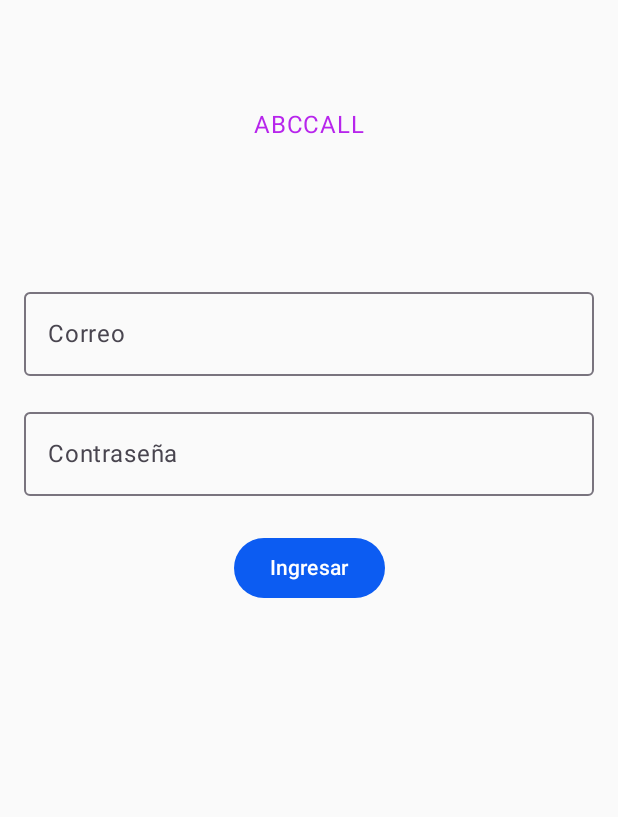
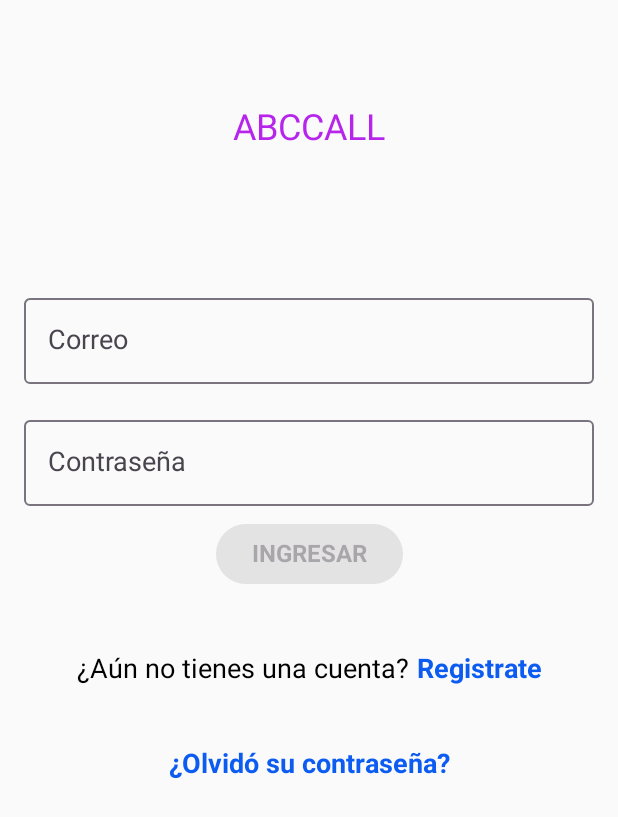
Before and after one commit to MISW-Basinglo/abcall-mobile, an Android app built with Jetpack Compose: the screen it shows after launch (MainActivity), on a phone screen of 412 x 824 dp. Shown: the top 817 px of the screen. Run offline under Robolectric (Android 15) with nearby library versions, the phone set to English and light mode, and no system bars.

Commit message:
feat(Login): implement screen"

```diff
--- a/app/src/main/java/co/uniandes/abccall/ui/screens/auth/LoginScreen.kt
+++ b/app/src/main/java/co/uniandes/abccall/ui/screens/auth/LoginScreen.kt
@@ -1,6 +1,10 @@
 package co.uniandes.abccall.ui.screens.auth
 
+import android.widget.Toast
+import androidx.compose.foundation.clickable
+import androidx.compose.foundation.layout.Arrangement
 import androidx.compose.foundation.layout.Column
+import androidx.compose.foundation.layout.Row
 import androidx.compose.foundation.layout.fillMaxWidth
 import androidx.compose.foundation.layout.padding
 import androidx.compose.foundation.text.KeyboardOptions
@@ -9,25 +13,28 @@ import androidx.compose.material3.MaterialTheme
 import androidx.compose.material3.OutlinedTextField
 import androidx.compose.material3.Text
 import androidx.compose.runtime.Composable
+import androidx.compose.runtime.derivedStateOf
 import androidx.compose.runtime.mutableStateOf
 import androidx.compose.runtime.remember
+import androidx.compose.runtime.getValue
 import androidx.compose.ui.Alignment
 import androidx.compose.ui.Modifier
+import androidx.compose.ui.graphics.Color
 import androidx.compose.ui.res.stringResource
 import androidx.compose.ui.text.input.KeyboardType
 import androidx.compose.ui.text.input.PasswordVisualTransformation
-import androidx.compose.ui.text.input.VisualTransformation
 import androidx.compose.ui.unit.dp
 import androidx.navigation.NavController
 import co.uniandes.abccall.R
-import co.uniandes.abccall.ui.navigation.Screen
 import co.uniandes.abccall.ui.navigation.goMain
 
 @Composable
 fun LoginScreen(navController: NavController) {
     val emailState = remember { mutableStateOf("") }
     val passwordState = remember { mutableStateOf("") }
-    val passwordVisibility = remember { mutableStateOf(false) }
+    val isButtonEnabled by derivedStateOf {
+        emailState.value.isNotBlank() && passwordState.value.isNotBlank()
+    }
 
     Column(
         modifier = Modifier.padding(16.dp),
@@ -36,14 +43,22 @@ fun LoginScreen(navController: NavController) {
         Text(
             modifier = Modifier.padding(top = 55.dp, bottom = 83.dp ),
             text = stringResource(id = R.string.app_name).uppercase(),
-            color = MaterialTheme.colorScheme.secondary
+            color = MaterialTheme.colorScheme.secondary,
+            style = MaterialTheme.typography.titleLarge
         )
 
         OutlinedTextField(
             value = emailState.value,
             onValueChange = { emailState.value = it },
-            label = { Text(stringResource(id = R.string.email)) },
-            placeholder = { Text(stringResource(id = R.string.email)) },
+            label = { Text(
+                    text = stringResource(id = R.string.email),
+                    style = MaterialTheme.typography.bodyLarge
+            ) },
+            placeholder = { Text(
+                text = stringResource(id = R.string.email),
+                style = MaterialTheme.typography.bodyLarge,
+                color = Color.Gray
+            ) },
             keyboardOptions = KeyboardOptions(keyboardType = KeyboardType.Email),
             modifier = Modifier
                 .fillMaxWidth()
@@ -53,18 +68,67 @@ fun LoginScreen(navController: NavController) {
         OutlinedTextField(
             value = passwordState.value,
             onValueChange = { passwordState.value = it },
-            label = { Text(stringResource(id = R.string.password)) },
-            placeholder = { Text(stringResource(id = R.string.password)) },
-            visualTransformation = if (passwordVisibility.value) VisualTransformation.None else PasswordVisualTransformation(),
+            label = { Text(
+                text = stringResource(id = R.string.password),
+                style = MaterialTheme.typography.bodyLarge
+            ) },
+            placeholder = { Text(
+                text = stringResource(id = R.string.password),
+                style = MaterialTheme.typography.bodyLarge,
+                color = Color.Gray
+            ) },
+            visualTransformation = PasswordVisualTransformation(),
             keyboardOptions = KeyboardOptions(keyboardType = KeyboardType.Password),
-            modifier = Modifier.fillMaxWidth().padding(vertical = 8.dp)
+            modifier = Modifier
+                .fillMaxWidth()
+                .padding(vertical = 8.dp)
         )
 
         Button(
             onClick = { navController.goMain() },
-            modifier = Modifier.padding(top = 16.dp)
+            enabled = isButtonEnabled
         ) {
-            Text(text = stringResource(id = R.string.access))
+            Text(
+                text = stringResource(id = R.string.access).uppercase(),
+                style = MaterialTheme.typography.headlineLarge
+            )
         }
+
+        Row(
+            modifier = Modifier.padding(vertical = 42.dp),
+            horizontalArrangement = Arrangement.spacedBy(5.dp)
+        ) {
+            Text(
+                text = stringResource(id = R.string.no_account),
+                style = MaterialTheme.typography.bodyLarge
+            )
+            Text(
+                text = stringResource(id = R.string.sign_up),
+                style = MaterialTheme.typography.headlineSmall,
+                color = MaterialTheme.colorScheme.primary,
+                modifier = Modifier.clickable {
+                    Toast.makeText(
+                        navController.context,
+                        navController.context.getString(R.string.not_implemented),
+                        Toast.LENGTH_SHORT
+                    ).show()
+                }
+            )
+        }
+
+        Text(
+            text = stringResource(id = R.string.forgot_password),
+            style = MaterialTheme.typography.headlineSmall,
+            color = MaterialTheme.colorScheme.primary,
+            modifier = Modifier.clickable {
+                Toast.makeText(
+                    navController.context,
+                    navController.context.getString(R.string.not_implemented),
+                    Toast.LENGTH_SHORT
+                ).show()
+            }
+        )
+
     }
+
 }
--- a/app/src/main/java/co/uniandes/abccall/ui/theme/Type.kt
+++ b/app/src/main/java/co/uniandes/abccall/ui/theme/Type.kt
@@ -10,25 +10,31 @@ import androidx.compose.ui.unit.sp
 val Typography = Typography(
     bodyLarge = TextStyle(
         fontFamily = FontFamily.Default,
-        fontWeight = FontWeight.Normal,
-        fontSize = 16.sp,
-        lineHeight = 24.sp,
-        letterSpacing = 0.5.sp
-    )
-    /* Other default text styles to override
+        fontWeight = FontWeight.W400,
+        fontSize = 18.sp,
+        lineHeight = 25.sp,
+        letterSpacing = 0.sp
+    ),
     titleLarge = TextStyle(
         fontFamily = FontFamily.Default,
-        fontWeight = FontWeight.Normal,
-        fontSize = 22.sp,
-        lineHeight = 28.sp,
+        fontWeight = FontWeight.W400,
+        fontSize = 24.sp,
+        lineHeight = 25.sp,
         letterSpacing = 0.sp
     ),
-    labelSmall = TextStyle(
+    headlineLarge = TextStyle(
         fontFamily = FontFamily.Default,
-        fontWeight = FontWeight.Medium,
-        fontSize = 11.sp,
-        lineHeight = 16.sp,
-        letterSpacing = 0.5.sp
+        fontWeight = FontWeight.W700,
+        fontSize = 16.sp,
+        lineHeight = 25.sp,
+        letterSpacing = 0.sp
+    ),
+    headlineSmall = TextStyle(
+        fontFamily = FontFamily.Default,
+        fontWeight = FontWeight.W700,
+        fontSize = 18.sp,
+        lineHeight = 25.sp,
+        letterSpacing = 0.sp
     )
-    */
+
 )
--- a/app/src/main/res/values/strings.xml
+++ b/app/src/main/res/values/strings.xml
@@ -1,10 +1,15 @@
 <resources>
 
     <string name="app_name">ABCcall</string>
+    <string name="not_implemented">Funcionalidad no implementada</string>
 
     <string name="email">Correo</string>
     <string name="password">Contraseña</string>
     <string name="access">Ingresar</string>
+    <string name="no_account">¿Aún no tienes una cuenta?</string>
+    <string name="sign_up">Registrate</string>">
+    <string name="forgot_password">¿Olvidó su contraseña?</string>
+
 
     <string name="issues">Incidentes</string>
     <string name="create_issue">Crear incidente</string>
```
